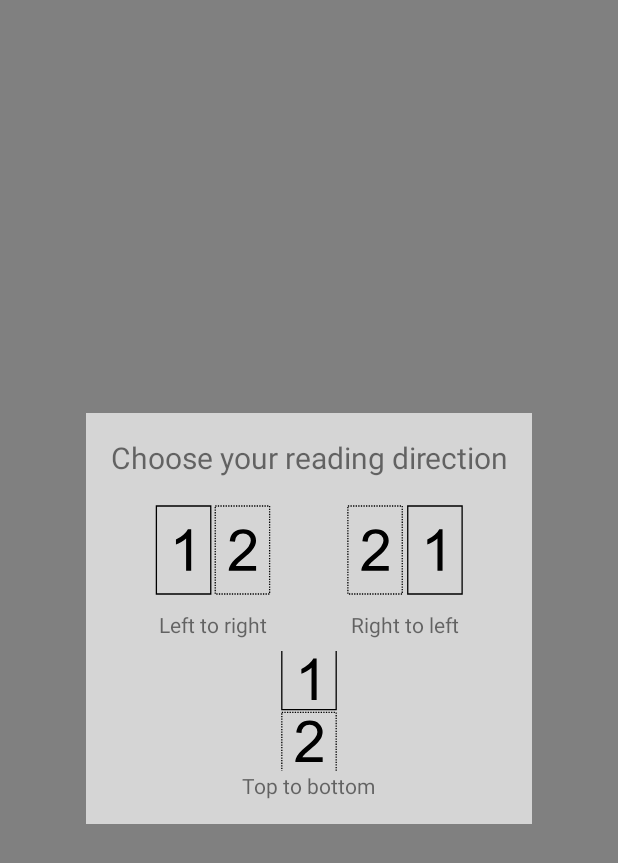
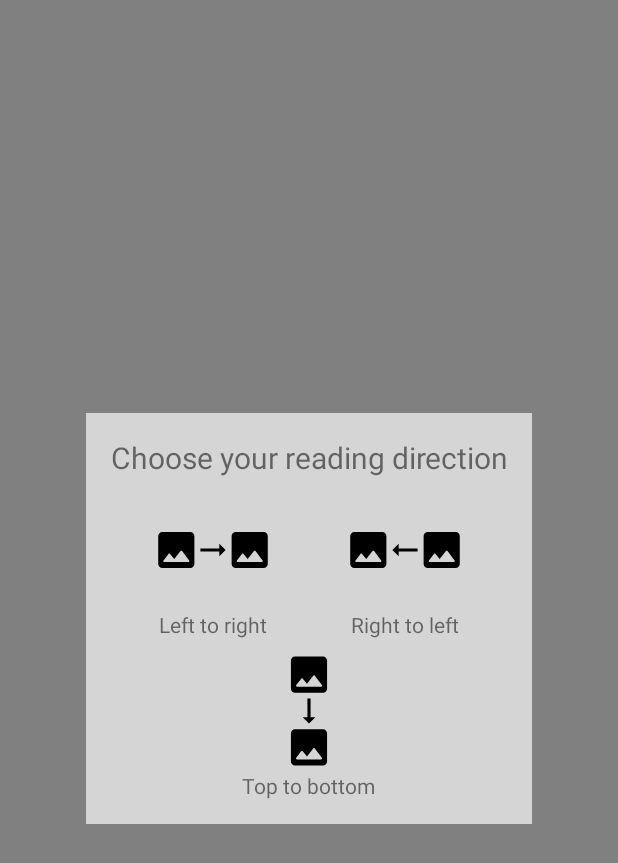
Before and after one commit to wightwulf1944/ImageViewerPOC, an Android app: the screen it shows after launch (ImageViewerActivity), after a tap on an icon or button, on a phone screen of 412 x 824 dp. Shown: the top 863 px of the screen. Run offline under Robolectric (Android 15) with nearby library versions, the phone set to English and light mode, and no system bars; our stand-ins replace Timber; libraries missing offline, so code that uses them is left out: com.davemorrissey.labs; plain views replace SubsamplingScaleImageView; 6 statements that could not run were skipped.

Commit message:
Change browse mode chooser images

```diff
--- /dev/null
+++ b/app/src/main/res/drawable/ic_direction_ltr_icons.xml
@@ -0,0 +1,15 @@
+<vector xmlns:android="http://schemas.android.com/apk/res/android"
+    android:width="1200dp"
+    android:height="1200dp"
+    android:viewportWidth="317.5"
+    android:viewportHeight="317.5">
+  <path
+      android:fillColor="#FF000000"
+      android:pathData="M109.471,195.946L109.471,121.554C109.471,115.709 104.689,110.927 98.844,110.927L24.452,110.927C18.607,110.927 13.824,115.709 13.824,121.554l0,74.392c0,5.845 4.782,10.627 10.627,10.627l74.392,0c5.845,0 10.627,-4.782 10.627,-10.627zM45.175,169.271 L56.334,182.715 72.807,161.513c1.063,-1.382 3.188,-1.382 4.251,0.053l18.651,24.868c1.328,1.754 0.053,4.251 -2.125,4.251L29.872,190.685C27.64,190.685 26.418,188.135 27.8,186.381L41.031,169.377C42.04,167.996 44.06,167.943 45.175,169.271Z"/>
+  <path
+      android:fillColor="#FF000000"
+      android:pathData="M175.46,154.583L125.413,154.583l0,8.334l50.048,0l0,12.502L192.088,158.75 175.46,142.081Z"/>
+  <path
+      android:fillColor="#FF000000"
+      android:pathData="M303.676,195.946L303.676,121.554C303.676,115.709 298.893,110.927 293.048,110.927L218.656,110.927C212.811,110.927 208.029,115.709 208.029,121.554l0,74.392c0,5.845 4.782,10.627 10.627,10.627l74.392,0c5.845,0 10.627,-4.782 10.627,-10.627zM239.38,169.271 L250.538,182.715 267.011,161.513c1.063,-1.382 3.188,-1.382 4.251,0.053l18.651,24.868c1.328,1.754 0.053,4.251 -2.125,4.251L224.076,190.685C221.844,190.685 220.622,188.135 222.004,186.381L235.235,169.377C236.244,167.996 238.264,167.943 239.38,169.271Z"/>
+</vector>
--- /dev/null
+++ b/app/src/main/res/drawable/ic_direction_rtl_icons.xml
@@ -0,0 +1,15 @@
+<vector xmlns:android="http://schemas.android.com/apk/res/android"
+    android:width="1200dp"
+    android:height="1200dp"
+    android:viewportWidth="317.5"
+    android:viewportHeight="317.5">
+  <path
+      android:fillColor="#FF000000"
+      android:pathData="M109.471,195.946L109.471,121.554C109.471,115.709 104.689,110.927 98.844,110.927L24.452,110.927C18.607,110.927 13.824,115.709 13.824,121.554l0,74.392c0,5.845 4.782,10.627 10.627,10.627l74.392,0c5.845,0 10.627,-4.782 10.627,-10.627zM45.175,169.271 L56.334,182.715 72.807,161.513c1.063,-1.382 3.188,-1.382 4.251,0.053l18.651,24.868c1.328,1.754 0.053,4.251 -2.125,4.251L29.872,190.685C27.64,190.685 26.418,188.135 27.8,186.381L41.031,169.377C42.04,167.996 44.06,167.943 45.175,169.271Z"/>
+  <path
+      android:fillColor="#FF000000"
+      android:pathData="M142.04,162.917L192.088,162.917l-0,-8.334l-50.048,-0l-0,-12.502L125.413,158.75 142.04,175.419Z"/>
+  <path
+      android:fillColor="#FF000000"
+      android:pathData="M303.676,195.946L303.676,121.554C303.676,115.709 298.893,110.927 293.048,110.927L218.656,110.927C212.811,110.927 208.029,115.709 208.029,121.554l0,74.392c0,5.845 4.782,10.627 10.627,10.627l74.392,0c5.845,0 10.627,-4.782 10.627,-10.627zM239.38,169.271 L250.538,182.715 267.011,161.513c1.063,-1.382 3.188,-1.382 4.251,0.053l18.651,24.868c1.328,1.754 0.053,4.251 -2.125,4.251L224.076,190.685C221.844,190.685 220.622,188.135 222.004,186.381L235.235,169.377C236.244,167.996 238.264,167.943 239.38,169.271Z"/>
+</vector>
--- /dev/null
+++ b/app/src/main/res/drawable/ic_direction_ttb_icons.xml
@@ -0,0 +1,15 @@
+<vector xmlns:android="http://schemas.android.com/apk/res/android"
+    android:width="1200dp"
+    android:height="1200dp"
+    android:viewportWidth="317.5"
+    android:viewportHeight="317.5">
+  <path
+      android:fillColor="#FF000000"
+      android:pathData="M206.573,99.77L206.573,25.378C206.573,19.533 201.791,14.751 195.946,14.751L121.554,14.751C115.709,14.751 110.927,19.533 110.927,25.378l0,74.392c0,5.845 4.782,10.627 10.627,10.627l74.392,0c5.845,0 10.627,-4.782 10.627,-10.627zM142.277,73.095 L153.436,86.539 169.909,65.337c1.063,-1.382 3.188,-1.382 4.251,0.053l18.651,24.868c1.328,1.754 0.053,4.251 -2.125,4.251L126.974,94.509C124.742,94.509 123.52,91.959 124.902,90.205L138.133,73.201C139.142,71.82 141.162,71.767 142.277,73.095Z"/>
+  <path
+      android:fillColor="#FF000000"
+      android:pathData="M162.917,175.46L162.917,125.412l-8.334,0l-0,50.048l-12.502,0L158.75,192.087 175.419,175.46Z"/>
+  <path
+      android:fillColor="#FF000000"
+      android:pathData="M206.573,292.122L206.573,217.73C206.573,211.885 201.791,207.103 195.946,207.103L121.554,207.103C115.709,207.103 110.927,211.885 110.927,217.73l0,74.392c0,5.845 4.782,10.627 10.627,10.627l74.392,0c5.845,0 10.627,-4.782 10.627,-10.627zM142.277,265.447 L153.436,278.891 169.909,257.689c1.063,-1.382 3.188,-1.382 4.251,0.053l18.651,24.868c1.328,1.754 0.053,4.251 -2.125,4.251L126.974,286.861C124.742,286.861 123.52,284.311 124.902,282.557L138.133,265.553C139.142,264.172 141.162,264.119 142.277,265.447Z"/>
+</vector>
--- a/app/src/main/res/layout/include_viewer_browse_mode_chooser.xml
+++ b/app/src/main/res/layout/include_viewer_browse_mode_chooser.xml
@@ -46,7 +46,7 @@
             android:layout_height="80dp"
             android:layout_gravity="center"
             android:scaleType="fitCenter"
-            android:src="@drawable/ic_direction_ltr"
+            android:src="@drawable/ic_direction_ltr_icons"
             tools:ignore="ContentDescription" />
 
         <TextView
@@ -79,7 +79,7 @@
             android:layout_height="80dp"
             android:layout_gravity="center"
             android:scaleType="fitCenter"
-            android:src="@drawable/ic_direction_rtl"
+            android:src="@drawable/ic_direction_rtl_icons"
             tools:ignore="ContentDescription" />
 
         <TextView
@@ -107,7 +107,7 @@
             android:layout_height="80dp"
             android:layout_gravity="center"
             android:scaleType="fitCenter"
-            android:src="@drawable/ic_direction_vertical"
+            android:src="@drawable/ic_direction_ttb_icons"
             tools:ignore="ContentDescription" />
 
         <TextView
```
